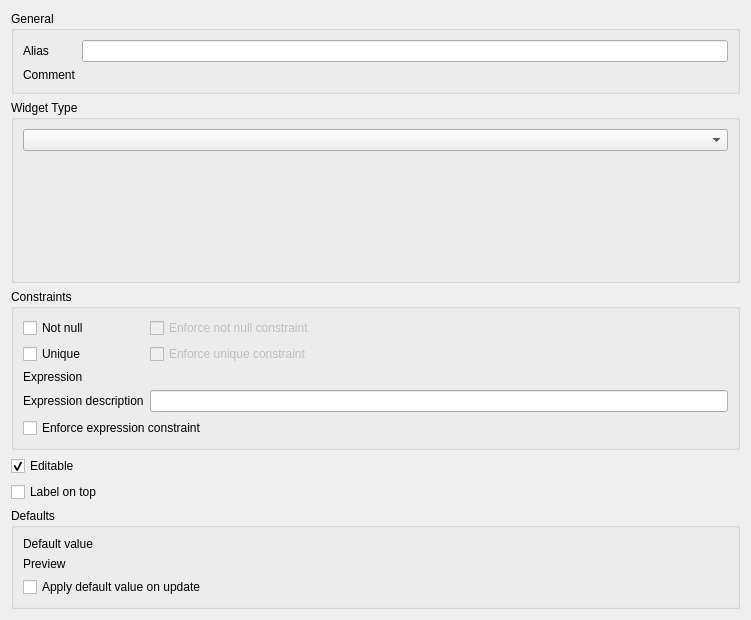
Above: src/ui/qgsattributetypeedit.ui from qgis/QGIS before the change. Below: the same form after it.
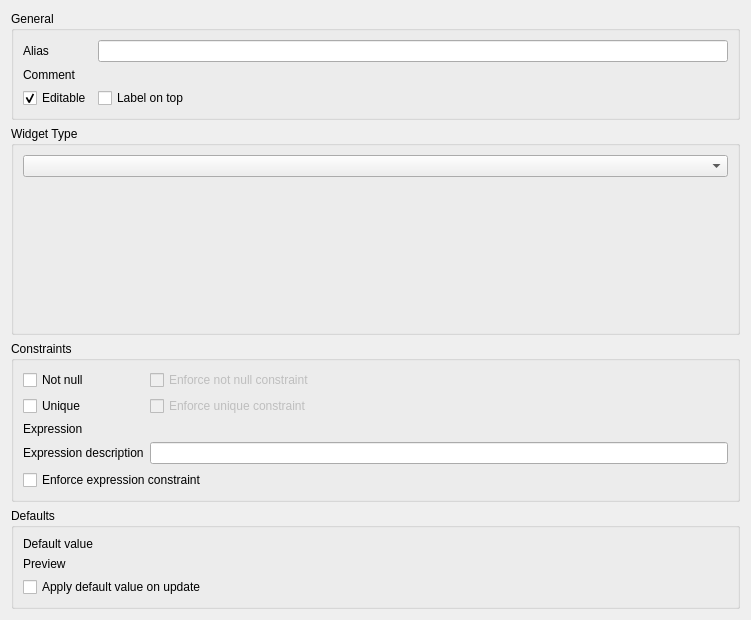
That is the form after the change. Custom widgets are drawn as their Qt base class.

Commit message: editable and lable on top + fixes in attribute form properties: editable and lable on top config to general fix: in case that somebody deletes a field on sourcedata and then wants to change config on it in attribute - it's now disabled (but not updated) fix: if adding new attribute after adding a virtual one, the display of the list was wrong (value of virtual in non-virtual row) - now it reloads the table correctly

Diff of the .ui file:
```diff
--- a/src/ui/qgsattributetypeedit.ui
+++ b/src/ui/qgsattributetypeedit.ui
@@ -34,17 +34,37 @@
         </property>
        </widget>
       </item>
-      <item row="0" column="1">
+      <item row="0" column="2">
        <widget class="QLineEdit" name="leAlias">
         <property name="text">
          <string/>
         </property>
        </widget>
       </item>
-      <item row="1" column="1">
+      <item row="1" column="2">
        <widget class="QLabel" name="laComment">
         <property name="text">
-         <string> </string>
+         <string/>
+        </property>
+       </widget>
+      </item>
+      <item row="2" column="0">
+       <widget class="QCheckBox" name="isFieldEditableCheckBox">
+        <property name="text">
+         <string>Editable</string>
+        </property>
+        <property name="checked">
+         <bool>true</bool>
+        </property>
+       </widget>
+      </item>
+      <item row="2" column="2">
+       <widget class="QCheckBox" name="labelOnTopCheckBox">
+        <property name="text">
+         <string>Label on top</string>
+        </property>
+        <property name="checked">
+         <bool>false</bool>
         </property>
        </widget>
       </item>
@@ -158,26 +178,6 @@
    </item>
    <item>
     <layout class="QGridLayout" name="gridLayout_4">
-     <item row="0" column="0">
-      <widget class="QCheckBox" name="isFieldEditableCheckBox">
-       <property name="text">
-        <string>Editable</string>
-       </property>
-       <property name="checked">
-        <bool>true</bool>
-       </property>
-      </widget>
-     </item>
-     <item row="1" column="0">
-      <widget class="QCheckBox" name="labelOnTopCheckBox">
-       <property name="text">
-        <string>Label on top</string>
-       </property>
-       <property name="checked">
-        <bool>false</bool>
-       </property>
-      </widget>
-     </item>
      <item row="2" column="0">
       <widget class="QGroupBox" name="groupBox_2">
        <property name="title">
```
Left out of the diff: 2 changed lines with no effect on the pictures. The commit also changes 3 other files.
